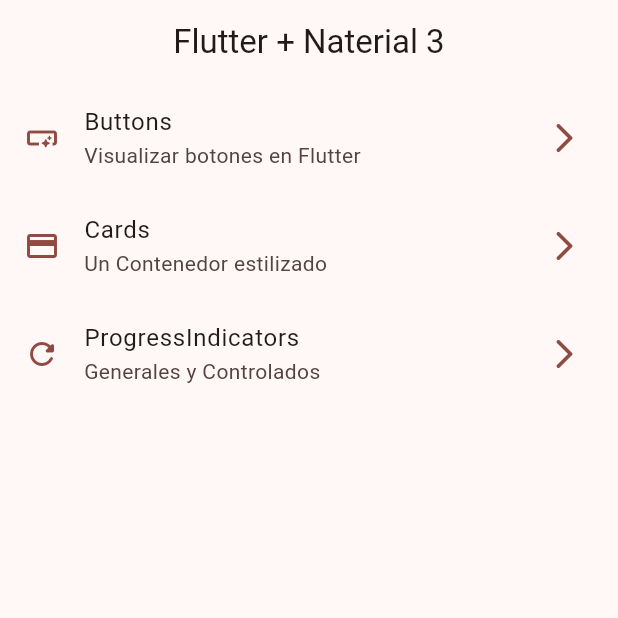
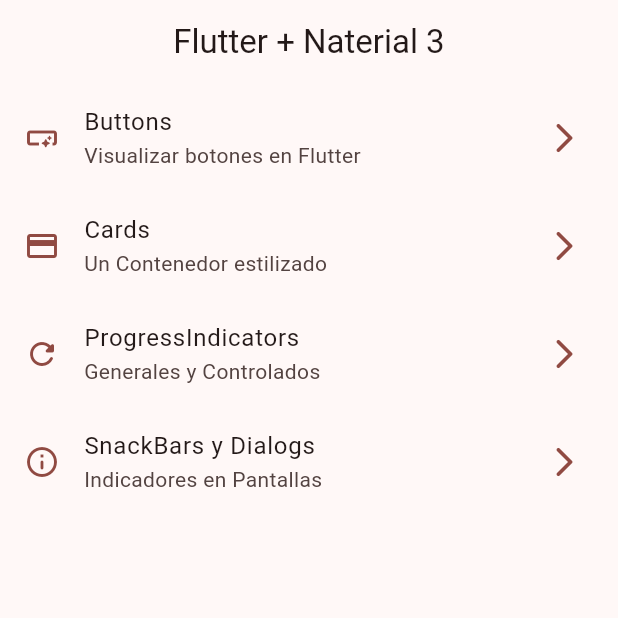
Before and after one commit to Artag-Chris/widgetapp, a Flutter app: the screen it shows after launch, on a phone screen of 412 x 824 dp, the top half of it. Run offline on Flutter 3.47's test engine with Material 3 defaults, Android fonts, the phone set to English and light mode, and no system bars; our stand-ins replace go_router.

Commit message:
Snacksbars y dialogs

```diff
--- a/lib/config/menu/menu_items.dart
+++ b/lib/config/menu/menu_items.dart
@@ -32,4 +32,8 @@ MenuItem(title: "Buttons",
  link: "/progress",
  icon: Icons.refresh_rounded),
 
+ MenuItem(title: "SnackBars y Dialogs",
+ subtitle: "Indicadores en Pantallas",
+ link: "/snacksbars",
+ icon: Icons.info_outline_rounded),
 ];
--- a/lib/config/router/app_router.dart
+++ b/lib/config/router/app_router.dart
@@ -30,5 +30,11 @@ final appRouter = GoRouter(
       name: ProgressScreen.name,
       builder: (context, state) => const ProgressScreen(),
     ),
+
+    GoRoute(
+      path: '/snacksbars',
+      name: SnackbarScreen.name,
+      builder: (context, state) => const SnackbarScreen(),
+    ),
   ],
 );
--- a/lib/main.dart
+++ b/lib/main.dart
@@ -13,6 +13,7 @@ class MainApp extends StatelessWidget {
   @override
   Widget build(BuildContext context) {
     return MaterialApp.router(
+      title: "Chris el mejor",
       routerConfig: appRouter,
       debugShowCheckedModeBanner: false,
       theme: AppTheme(selectedColor: 1).getTheme(),
```
Also changed, not shown: lib/presentation/screens/snackbar/snackbar_screen.dart (+44 -1 lines).
